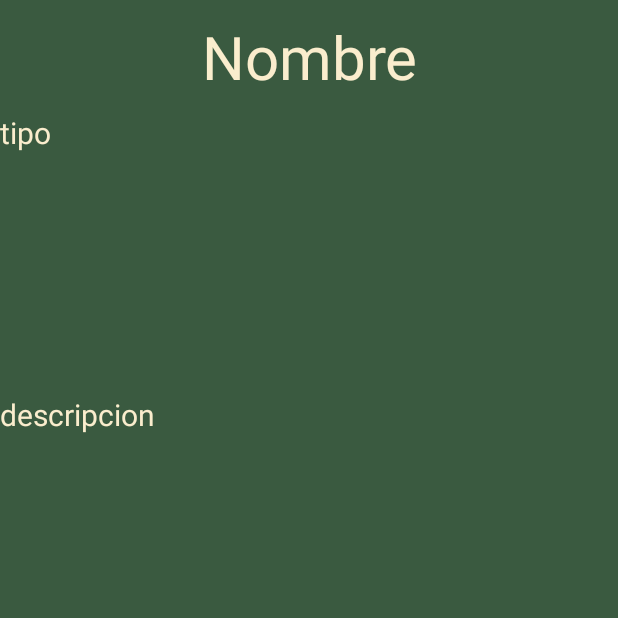
After one commit to octomagician/dino, an Android app: the Detalles screen opened directly, with no data from a screen before it, on a phone screen of 412 x 824 dp, the top half of it. The commit adds this screen. Run offline under Robolectric (Android 15) with nearby library versions, the phone set to English and light mode, and no system bars.

Commit message:
ya quedaron las fichas

```diff
--- a/app/src/main/AndroidManifest.xml
+++ b/app/src/main/AndroidManifest.xml
@@ -12,15 +12,18 @@
         android:supportsRtl="true"
         android:theme="@style/Theme.Recyclerdino"
         tools:targetApi="31">
+
         <activity
             android:name=".MainActivity"
             android:exported="true">
             <intent-filter>
                 <action android:name="android.intent.action.MAIN" />
-
                 <category android:name="android.intent.category.LAUNCHER" />
             </intent-filter>
         </activity>
+
+        <activity android:name=".Detalles" />
+
     </application>
 
 </manifest>
--- /dev/null
+++ b/app/src/main/java/com/example/recyclerdino/Detalles.java
@@ -0,0 +1,43 @@
+package com.example.recyclerdino;
+
+import android.content.Intent;
+import android.os.Bundle;
+import android.widget.ImageView;
+import android.widget.TextView;
+import com.example.recyclerdino.models.Dinosaurio; //modelo de dinosaurio para recibirlo
+
+import androidx.activity.EdgeToEdge;
+import androidx.appcompat.app.AppCompatActivity;
+import androidx.core.graphics.Insets;
+import androidx.core.view.ViewCompat;
+import androidx.core.view.WindowInsetsCompat;
+
+import android.util.Log;
+
+public class Detalles extends AppCompatActivity {
+
+    @Override
+    protected void onCreate(Bundle savedInstanceState) {
+        super.onCreate(savedInstanceState);
+        EdgeToEdge.enable(this);
+        setContentView(R.layout.activity_detalles);
+
+        // Obtener el Intent y el objeto Dinosaurio
+        Dinosaurio dinosaurio = (Dinosaurio) getIntent().getSerializableExtra("dinosaurio");
+
+        if (dinosaurio != null) {
+            TextView txtnombre = findViewById(R.id.txtnombre); // Reemplaza con el ID correcto en tu layout
+            TextView txttipo = findViewById(R.id.txttipo);
+            TextView txtdescripcion = findViewById(R.id.txtdescripcion);
+            ImageView imgdino = findViewById(R.id.imgdino);
+
+            // Muestra los detalles del dinosaurio
+            txtnombre.setText(dinosaurio.getNombre());
+            txttipo.setText(dinosaurio.getTipo());
+            txtdescripcion.setText(dinosaurio.getDescripcion());
+            imgdino.setImageResource(dinosaurio.getImagen());
+        } else {
+            Log.e("Detalles", "El objeto Dinosaurio es null");
+        }
+    }
+}
--- a/app/src/main/java/com/example/recyclerdino/adapter/DinosaurioAdapter.java
+++ b/app/src/main/java/com/example/recyclerdino/adapter/DinosaurioAdapter.java
@@ -1,4 +1,5 @@
 package com.example.recyclerdino.adapter;
+
 import android.view.LayoutInflater;
 import android.view.View;
 import android.view.ViewGroup;
@@ -8,13 +9,15 @@ import androidx.annotation.NonNull;
 import androidx.recyclerview.widget.RecyclerView;
 import com.example.recyclerdino.R;
 import com.example.recyclerdino.models.Dinosaurio;
-
+import com.example.recyclerdino.Detalles;
+import android.content.Intent;
 import java.util.List;
+import android.util.Log;
 
 /* Entonces, mi clase adaptador hereda de RecyclerView.Adapter para ser el adaptador,
 y usa el ViewHolder, que ayuda a inflar (crear) las vistas de cada ítem solo una vez
 en lugar de hacerlo cada vez que un elemento de la lista se despliega.*/
-public class DinosaurioAdapter extends RecyclerView.Adapter<DinosaurioAdapter.DinosaurioViewHolder>{
+public class DinosaurioAdapter extends RecyclerView.Adapter<DinosaurioAdapter.DinosaurioViewHolder> {
     private List<Dinosaurio> dinosaurioslista;
 
     //crea la lista de dinosaurios(objeto) llamada dinosaurioslista
@@ -30,7 +33,6 @@ public class DinosaurioAdapter extends RecyclerView.Adapter<DinosaurioAdapter.Di
     public DinosaurioAdapter.DinosaurioViewHolder onCreateViewHolder(@NonNull ViewGroup parent, int viewType) {
         LayoutInflater inflater = LayoutInflater.from(parent.getContext());
         View view = inflater.inflate(R.layout.itemdino, parent, false);
-
         return new DinosaurioViewHolder(view);
     }
 
@@ -46,14 +48,25 @@ public class DinosaurioAdapter extends RecyclerView.Adapter<DinosaurioAdapter.Di
     //Sabe en qué iteración vamos, Obtiene los datos del ítem y Llama a DinosaurioViewHolder
     @Override
     public void onBindViewHolder(@NonNull DinosaurioAdapter.DinosaurioViewHolder holder, int position) {
-        holder.setData(dinosaurioslista.get(position));
+        Dinosaurio dinosaurio = dinosaurioslista.get(position);
+        holder.setData(dinosaurio);
+
+        holder.imgdino.setOnClickListener(new View.OnClickListener() {
+            @Override
+            public void onClick(View v) {
+                Intent intent = new Intent(v.getContext(), Detalles.class);
+                intent.putExtra("dinosaurio", dinosaurio); // Pasamos el objeto
+                v.getContext().startActivity(intent);
+            }
+        });
     }
 
     //Asigna qué dato va en qué vista (o sea en dónde)
     public class DinosaurioViewHolder extends RecyclerView.ViewHolder {
-        TextView txtnombre,txttipo,txtdescripcion;
+        TextView txtnombre, txttipo, txtdescripcion;
         ImageView imgdino;
         Dinosaurio dino;
+
         public DinosaurioViewHolder(@NonNull View itemView) {
             super(itemView);
             txtnombre = itemView.findViewById(R.id.txtnombre);
@@ -63,7 +76,7 @@ public class DinosaurioAdapter extends RecyclerView.Adapter<DinosaurioAdapter.Di
         }
 
         public void setData(Dinosaurio dinosaurio) {
-            dino=dinosaurio;
+            dino = dinosaurio;
             txtnombre.setText(dino.getNombre());
             txttipo.setText(dino.getTipo());
             txtdescripcion.setText(dino.getDescripcion());
--- a/app/src/main/java/com/example/recyclerdino/models/Dinosaurio.java
+++ b/app/src/main/java/com/example/recyclerdino/models/Dinosaurio.java
@@ -1,6 +1,7 @@
 package com.example.recyclerdino.models;
+import java.io.Serializable;
 
-public class Dinosaurio {
+public class Dinosaurio implements Serializable{ //hay que agregar que la clase se puede serializar
     private String nombre;
     private String tipo;
     private String descripcion;
--- /dev/null
+++ b/app/src/main/res/layout/activity_detalles.xml
@@ -0,0 +1,72 @@
+<?xml version="1.0" encoding="utf-8"?>
+<androidx.constraintlayout.widget.ConstraintLayout xmlns:android="http://schemas.android.com/apk/res/android"
+    xmlns:app="http://schemas.android.com/apk/res-auto"
+    xmlns:tools="http://schemas.android.com/tools"
+    android:id="@+id/main"
+    android:layout_width="match_parent"
+    android:layout_height="match_parent"
+    android:background="@color/verdeFuerte"
+    tools:context=".Detalles">
+
+
+    <TextView
+        android:id="@+id/txtnombre"
+        android:layout_width="0dp"
+        android:layout_height="wrap_content"
+        android:text="Nombre"
+        android:textColor="@color/cremita"
+        android:textSize="40dp"
+        app:layout_constraintBottom_toTopOf="@+id/guideline2"
+        app:layout_constraintEnd_toEndOf="parent"
+        app:layout_constraintHorizontal_bias="0.498"
+        app:layout_constraintStart_toStartOf="parent"
+        app:layout_constraintTop_toTopOf="parent"
+        android:textAlignment="center"/>
+
+    <TextView
+        android:id="@+id/txttipo"
+        android:layout_width="0dp"
+        android:layout_height="0dp"
+        android:text="tipo"
+        android:textSize="20dp"
+        android:textColor="@color/cremita"
+        app:layout_constraintBottom_toTopOf="@+id/txtdescripcion"
+        app:layout_constraintEnd_toEndOf="parent"
+        app:layout_constraintStart_toStartOf="parent"
+        app:layout_constraintTop_toTopOf="@+id/guideline2" />
+
+    <TextView
+        android:id="@+id/txtdescripcion"
+        android:layout_width="0dp"
+        android:layout_height="0dp"
+        android:text="descripcion"
+        android:textSize="20dp"
+        android:textColor="@color/cremita"
+        app:layout_constraintBottom_toTopOf="@+id/guideline3"
+        app:layout_constraintEnd_toEndOf="parent"
+        app:layout_constraintStart_toStartOf="parent"
+        app:layout_constraintTop_toBottomOf="@+id/txttipo" />
+
+    <ImageView
+        android:id="@+id/imgdino"
+        android:layout_width="200dp"
+        android:layout_height="200dp"
+        app:layout_constraintBottom_toBottomOf="parent"
+        app:layout_constraintEnd_toEndOf="parent"
+        app:layout_constraintStart_toStartOf="parent"
+        app:layout_constraintTop_toTopOf="@+id/guideline3" />
+
+    <androidx.constraintlayout.widget.Guideline
+        android:id="@+id/guideline2"
+        android:layout_width="wrap_content"
+        android:layout_height="wrap_content"
+        android:orientation="horizontal"
+        app:layout_constraintGuide_begin="75dp" />
+
+    <androidx.constraintlayout.widget.Guideline
+        android:id="@+id/guideline3"
+        android:layout_width="wrap_content"
+        android:layout_height="wrap_content"
+        android:orientation="horizontal"
+        app:layout_constraintGuide_begin="450dp" />
+</androidx.constraintlayout.widget.ConstraintLayout>
```
